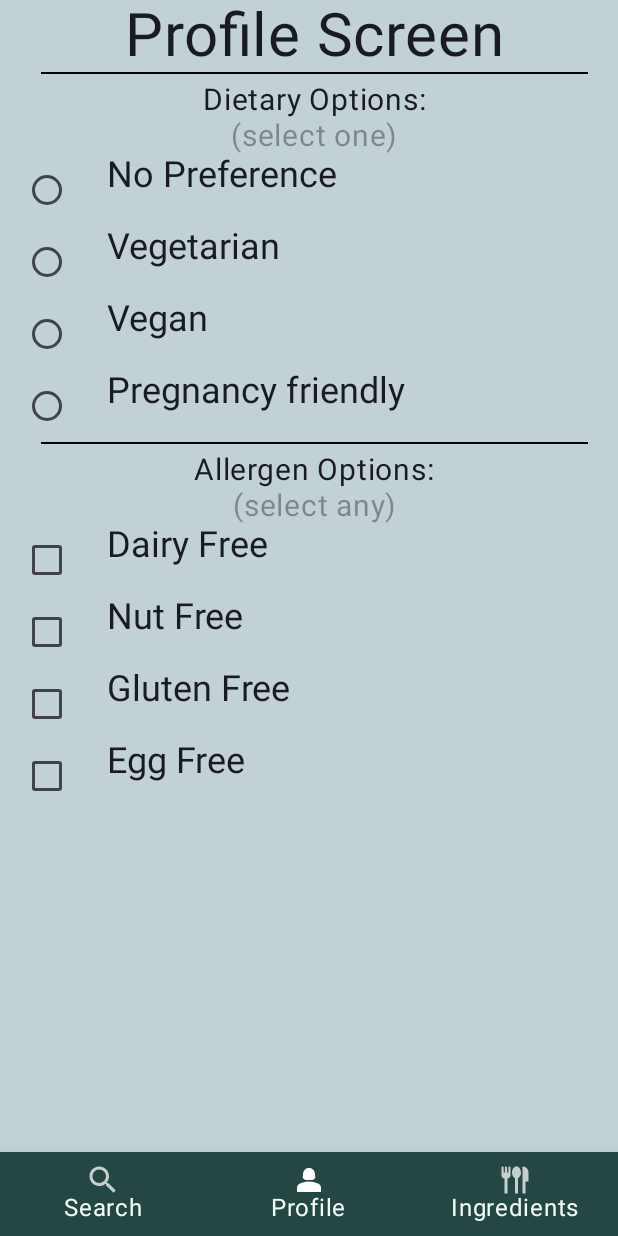
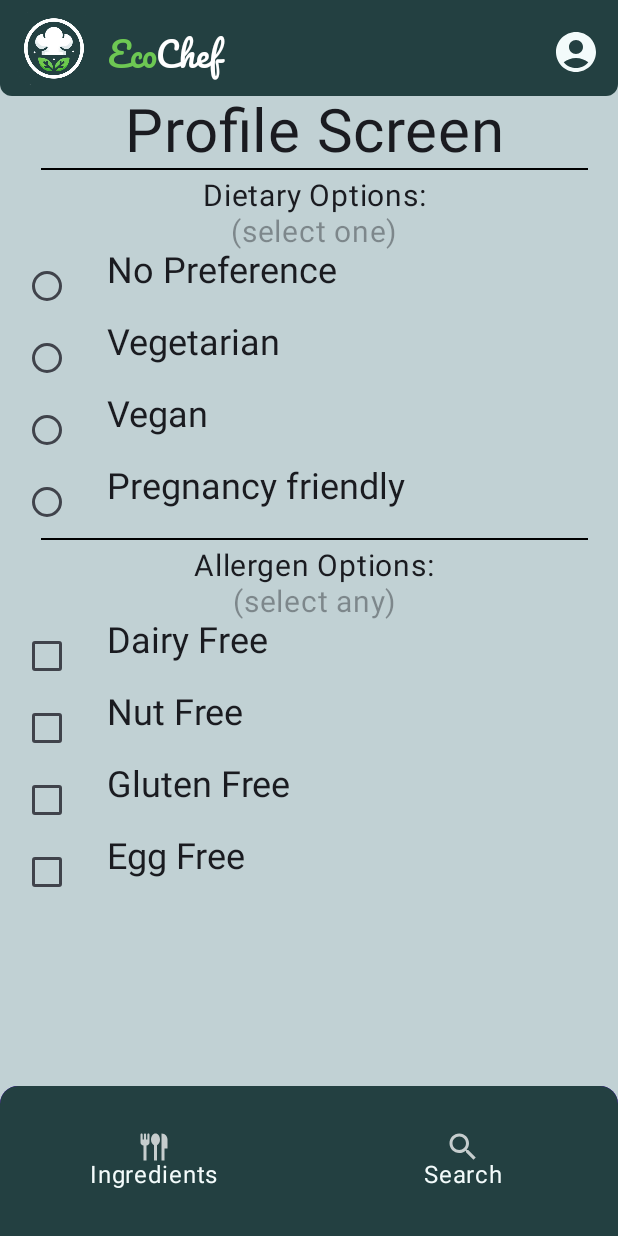
Before and after one commit to josephcf166/EcoChef, an Android app built with Jetpack Compose: the ProfileScreen screen opened through its navigation route, on a phone screen of 412 x 824 dp. Run offline under Robolectric (Android 15) with nearby library versions, the phone set to English and light mode, and no system bars; pictures from the network do not load.

Commit message:
app: added a top bar and moved the profile age to the top bar

```diff
--- a/app/build.gradle.kts
+++ b/app/build.gradle.kts
@@ -48,6 +48,7 @@ android {
 
 dependencies {
 
+    implementation("com.google.accompanist:accompanist-systemuicontroller:0.27.0")
     implementation("androidx.compose.material3:material3:1.1.2")
     implementation("io.coil-kt:coil-compose:2.5.0")
     implementation("org.jsoup:jsoup:1.16.2")
--- a/app/src/main/java/com/example/ecochef/MainActivity.kt
+++ b/app/src/main/java/com/example/ecochef/MainActivity.kt
@@ -1,14 +1,23 @@
 package com.example.ecochef
 
+import android.app.Activity
 import android.os.Bundle
 import androidx.activity.ComponentActivity
 import androidx.activity.compose.setContent
 import androidx.compose.foundation.layout.fillMaxSize
+import androidx.compose.material3.ExperimentalMaterial3Api
 import androidx.compose.material3.MaterialTheme
+import androidx.compose.material3.MaterialTheme.colorScheme
+import androidx.compose.material3.Scaffold
 import androidx.compose.material3.Surface
 import androidx.compose.material3.Text
+import androidx.compose.material3.TopAppBar
+import androidx.compose.material3.TopAppBarDefaults
 import androidx.compose.runtime.Composable
 import androidx.compose.ui.Modifier
+import androidx.compose.ui.graphics.Color
+import androidx.compose.ui.graphics.toArgb
+import androidx.compose.ui.platform.LocalView
 import androidx.compose.ui.tooling.preview.Preview
 import com.example.ecochef.bottomnav.BottomNavigationBar
 import com.example.ecochef.ui.theme.EcoChefTheme
@@ -29,19 +38,3 @@ class MainActivity : ComponentActivity() {
         }
     }
 }
-
-@Composable
-fun Greeting(name: String, modifier: Modifier = Modifier) {
-    Text(
-        text = "Hello $name!",
-        modifier = modifier
-    )
-}
-
-@Preview(showBackground = true)
-@Composable
-fun GreetingPreview() {
-    EcoChefTheme {
-        Greeting("Android")
-    }
-}
--- a/app/src/main/java/com/example/ecochef/bottomnav/BottomNavActivity.kt
+++ b/app/src/main/java/com/example/ecochef/bottomnav/BottomNavActivity.kt
@@ -1,19 +1,25 @@
 package com.example.ecochef.bottomnav
 
-import android.app.Activity
 import androidx.activity.ComponentActivity
 import androidx.compose.foundation.background
+import androidx.compose.foundation.layout.height
 import androidx.compose.foundation.layout.padding
+import androidx.compose.foundation.shape.RoundedCornerShape
 import androidx.compose.material.BottomNavigation
 import androidx.compose.material.BottomNavigationItem
 import androidx.compose.material.Icon
 import androidx.compose.material.Scaffold
+import androidx.compose.material3.Surface
 import androidx.compose.material3.Text
 import androidx.compose.runtime.Composable
 import androidx.compose.runtime.getValue
 import androidx.compose.ui.Modifier
+import androidx.compose.ui.draw.clip
+import androidx.compose.ui.graphics.Color
+import androidx.compose.ui.graphics.toArgb
 import androidx.compose.ui.res.colorResource
 import androidx.compose.ui.res.painterResource
+import androidx.compose.ui.unit.dp
 import androidx.navigation.NavDestination.Companion.hierarchy
 import androidx.navigation.NavGraph.Companion.findStartDestination
 import androidx.navigation.compose.NavHost
@@ -24,29 +30,49 @@ import com.example.ecochef.screens.IngredientsScreen
 import com.example.ecochef.screens.ProfileScreen
 import com.example.ecochef.screens.SearchScreen
 import com.example.ecochef.R
-import com.example.ecochef.screens.recipeScreen
+import com.example.ecochef.topbar.ScreenTopBar
 
 @Composable
 fun BottomNavigationBar(componentActivity: ComponentActivity) {
+
     BottomNavigation {
+
         val navController = rememberNavController()
 
         val items = listOf(
+            BottomNavItem.Ingredients,
             BottomNavItem.Search,
-            BottomNavItem.Profile,
-            BottomNavItem.Ingredients
         )
+
         Scaffold(
+            topBar = {  Surface(color=Color(colorResource(R.color.ash_grey).toArgb())) {ScreenTopBar(componentActivity, navController)}},
             bottomBar = {
-                BottomNavigation {
+                Surface(color=Color(colorResource(R.color.ash_grey).toArgb())) {
+                    BottomNavigation(
+                        modifier = Modifier.clip(
+                            shape = RoundedCornerShape(
+                                12.dp,
+                                12.dp,
+                                0.dp,
+                                0.dp
+                            )
+                        )
+                    ) {
                         val navBackStackEntry by navController.currentBackStackEntryAsState()
                         val currentDestination = navBackStackEntry?.destination
+
                         items.forEach { screen ->
                             BottomNavigationItem(
                                 modifier = Modifier
-                                .background(colorResource(id = R.color.dark_green)), // color = nav bg color
+                                    .background(colorResource(id = R.color.spotify_green)) // color = nav bg color
+                                    .height(100.dp),
                                 icon = { Icon(painter = painterResource(screen.icon), "yes") },
-                            label = { Text(text=screen.title,color= colorResource(id = R.color.mint_white)) }, // colour = nav text color
+                                label = {
+                                    Text(
+                                        text = screen.title,
+                                        color = colorResource(id = R.color.mint_white)
+                                    )
+                                }, // colour = nav text color
                                 selected = currentDestination?.hierarchy?.any { it.route == screen.route } == true,
                                 onClick = {
                                     navController.navigate(screen.route) {
@@ -67,12 +93,13 @@ fun BottomNavigationBar(componentActivity: ComponentActivity) {
                         }
                     }
                 }
+            }
         ) { innerPadding ->
-            NavHost(navController = navController, startDestination = "profile",modifier = Modifier
+            NavHost(navController = navController, startDestination = "ingredients",modifier = Modifier
                 .padding(innerPadding)) {
+                composable("ingredients") { IngredientsScreen(componentActivity) }
                 composable("profile") { ProfileScreen(componentActivity) }
                 composable("search") { SearchScreen(componentActivity) }
-                composable("ingredients") { IngredientsScreen(componentActivity) }
             }
 
         }
--- a/app/src/main/java/com/example/ecochef/screens/IngredientsScreen.kt
+++ b/app/src/main/java/com/example/ecochef/screens/IngredientsScreen.kt
@@ -369,12 +369,12 @@ fun ingredientCard(
                  }
             ,if (isAll){
                 when {
-                    selected.value -> colorResource(id = R.color.dark_green)
+                    selected.value -> colorResource(id = R.color.spotify_green)
                     else -> colorResource(id = R.color.mint_white)
                 }
             }
             else{
-                colorResource(id = R.color.dark_green)
+                colorResource(id = R.color.spotify_green)
             }
         ),
 
--- a/app/src/main/java/com/example/ecochef/screens/ProfileScreen.kt
+++ b/app/src/main/java/com/example/ecochef/screens/ProfileScreen.kt
@@ -97,7 +97,7 @@ fun ProfileScreen(activity: ComponentActivity){
                     onClick = { onOptionSelected(text)
                               savePrefSelection(activity,text)
                     },
-                    colors = RadioButtonDefaults.colors(selectedColor = colorResource(id = R.color.dark_green)),
+                    colors = RadioButtonDefaults.colors(selectedColor = colorResource(id = R.color.spotify_green)),
                 )
                 Text(
                     text = text,
@@ -150,7 +150,7 @@ fun ProfileScreen(activity: ComponentActivity){
                     onCheckedChange = { isChecked = it
                         saveAllergySelection(activity,option,isChecked)},
                     colors = CheckboxDefaults.colors(
-                        checkedColor = colorResource(id = R.color.dark_green),
+                        checkedColor = colorResource(id = R.color.spotify_green),
 
                         checkmarkColor = colorResource(id = R.color.ash_grey)
 
--- a/app/src/main/java/com/example/ecochef/screens/SearchScreen.kt
+++ b/app/src/main/java/com/example/ecochef/screens/SearchScreen.kt
@@ -91,7 +91,7 @@ fun SearchScreen(componentActivity: ComponentActivity){
 
     var page = remember { mutableIntStateOf(1) }
     var isLoading by remember { mutableStateOf(false) }
-    var loadingRecipes by remember { mutableStateOf(true) }
+    var loadingRecipes = remember { mutableStateOf(true) }
 
 
     var ingredientNames = ArrayList<String>()
@@ -129,7 +129,7 @@ fun SearchScreen(componentActivity: ComponentActivity){
     urlString.dropLast(1)
     Log.d("SearchDebug", "$urlString")
 
-    LoadNextRecipePage(urlString, page, recipes)
+    LoadNextRecipePage(urlString, page, recipes, loadingRecipes)
 
     Box(
         modifier = Modifier
@@ -202,7 +202,8 @@ fun SearchScreen(componentActivity: ComponentActivity){
                     }
                 }
 
-                if(loadingRecipes){
+
+                if(loadingRecipes.value){
                     CircularProgressIndicator(
                         modifier = Modifier
                             .padding(top = round(LocalConfiguration.current.screenHeightDp / 2.5).dp)
@@ -213,9 +214,17 @@ fun SearchScreen(componentActivity: ComponentActivity){
                     )
                 }
 
+                val finalRecipes = mutableListOf<Recipe>()
+
+                for (p in 1..page.value){
+                    recipes.value[p]?.let { finalRecipes.addAll(it) }
+                }
+
+//                if(!(finalRecipes.isEmpty() and loadingRecipes.value)){
+//                    Text(text = "Not Found")
+//                }
+
                 if (finalRecipes.isNotEmpty()) {
-                    loadingRecipes = false
-
                     for (i in finalRecipes.indices step 2) {
 
                         var nextRecipe: Recipe? = null
@@ -316,7 +325,7 @@ fun SearchScreen(componentActivity: ComponentActivity){
 data class Recipe(var name: String, val ingredients: List<String>?, val subRecipes: List<Recipe>?, val imageURL: String?)
 
 @Composable
-fun LoadNextRecipePage(url: String, page: MutableState<Int>, recipes: MutableState<Map<Int, List<Recipe>>>){
+fun LoadNextRecipePage(url: String, page: MutableState<Int>, recipes: MutableState<Map<Int, List<Recipe>>>, loading: MutableState<Boolean>? = null){
     LaunchedEffect(Unit) {
         MainScope().launch {
             withContext(Dispatchers.IO) {
@@ -331,6 +340,9 @@ fun LoadNextRecipePage(url: String, page: MutableState<Int>, recipes: MutableSta
                 // Update the recipes on the main thread
                 withContext(Dispatchers.Main) {
                     recipes.value = fetchedRecipes
+                    if(loading != null){
+                        loading.value = false
+                    }
                 }
             }
         }
--- /dev/null
+++ b/app/src/main/java/com/example/ecochef/topbar/TopBar.kt
@@ -0,0 +1,113 @@
+package com.example.ecochef.topbar
+
+import androidx.activity.ComponentActivity
+import androidx.compose.foundation.layout.height
+import androidx.compose.foundation.layout.padding
+import androidx.compose.foundation.layout.size
+import androidx.compose.foundation.shape.RoundedCornerShape
+import androidx.compose.material.icons.Icons
+import androidx.compose.material.icons.filled.AccountCircle
+import androidx.compose.material3.ExperimentalMaterial3Api
+import androidx.compose.material3.Icon
+import androidx.compose.material3.IconButton
+import androidx.compose.material3.Text
+import androidx.compose.material3.TopAppBar
+import androidx.compose.material3.TopAppBarDefaults
+import androidx.compose.runtime.Composable
+import androidx.compose.runtime.MutableState
+import androidx.compose.runtime.mutableStateOf
+import androidx.compose.runtime.remember
+import androidx.compose.ui.Modifier
+import androidx.compose.ui.draw.clip
+import androidx.compose.ui.graphics.Color
+import androidx.compose.ui.graphics.toArgb
+import androidx.compose.ui.res.colorResource
+import androidx.compose.ui.res.painterResource
+import androidx.compose.ui.text.font.Font
+import androidx.compose.ui.text.font.FontFamily
+import androidx.compose.ui.text.font.FontWeight
+import androidx.compose.ui.unit.dp
+import androidx.navigation.NavGraph.Companion.findStartDestination
+import androidx.navigation.NavHostController
+import com.example.ecochef.R
+import com.example.ecochef.screens.ProfileScreen
+
+@OptIn(ExperimentalMaterial3Api::class)
+@Composable
+fun ScreenTopBar(componentActivity: ComponentActivity, navController: NavHostController) {
+
+    val pacifico = FontFamily(
+        Font(R.font.pacifico, FontWeight.Normal),
+    )
+
+    TopAppBar(
+        modifier = Modifier
+            .height(64.dp)
+            .clip(shape = RoundedCornerShape(0.dp, 0.dp, 8.dp, 8.dp)),
+        colors = TopAppBarDefaults.topAppBarColors(
+            containerColor = Color(colorResource(R.color.spotify_green).toArgb()),
+            titleContentColor = Color(colorResource(R.color.white).toArgb()),
+        ),
+        title = {
+            Text(
+                modifier = Modifier
+                    .padding(top = 8.dp),
+                text = "Eco",
+                fontFamily = pacifico,
+                color = Color(0xff6dc853)
+
+            )
+            Text(
+                modifier = Modifier
+                    .padding(top = 8.dp, start = 32.dp),
+                text = "Chef",
+                fontFamily = pacifico
+            )
+        },
+        navigationIcon = {
+            Icon(
+                painter = painterResource(R.drawable.ecochef_logo_transparent),
+                contentDescription = "logo",
+                tint = Color.Unspecified
+            )
+        },
+        actions = {
+            TopBarActions(navController)
+        }
+
+    )
+}
+
+@Composable
+fun TopBarActions(navController: NavHostController) {
+    GotoProfileScreen(navController)
+}
+
+@Composable
+fun GotoProfileScreen(navController: NavHostController){
+    IconButton(
+        modifier = Modifier
+            .padding(top=6.dp),
+        onClick = {
+            navController.navigate("profile"){
+                popUpTo(navController.graph.findStartDestination().id) {
+                    saveState = true
+                }
+                // Avoid multiple copies of the same destination when
+                // reselecting the same item
+                launchSingleTop = true
+                // Restore state when reselecting a previously selected item
+                restoreState = true
+            }
+        }
+    ) {
+        Icon(
+            modifier = Modifier
+                .size(32.dp),
+            imageVector = Icons.Default.AccountCircle,
+            contentDescription = "Profile Screen Button",
+            tint = Color(colorResource(R.color.mint_white).toArgb())
+
+        )
+    }
+}
--- a/app/src/main/res/values/colors.xml
+++ b/app/src/main/res/values/colors.xml
@@ -8,7 +8,7 @@
     <color name="black">#FF000000</color>
     <color name="white">#FFFFFFFF</color>
 
-    <color name="dark_green">#254744</color>
+    <color name="spotify_green">#234041</color>
     <color name="mint_white">#f3fbfb</color>
     <color name="lime_green">#7ecb67</color>
     <color name="ash_grey">#c1d1d4</color>
```
Also changed, not shown: app/src/main/res/drawable/ecochef_logo.png (added), app/src/main/res/drawable/ecochef_logo_transparent.png (added), app/src/main/res/font/pacifico.ttf (added). Lines whose indentation alone changed are shown as unchanged.
